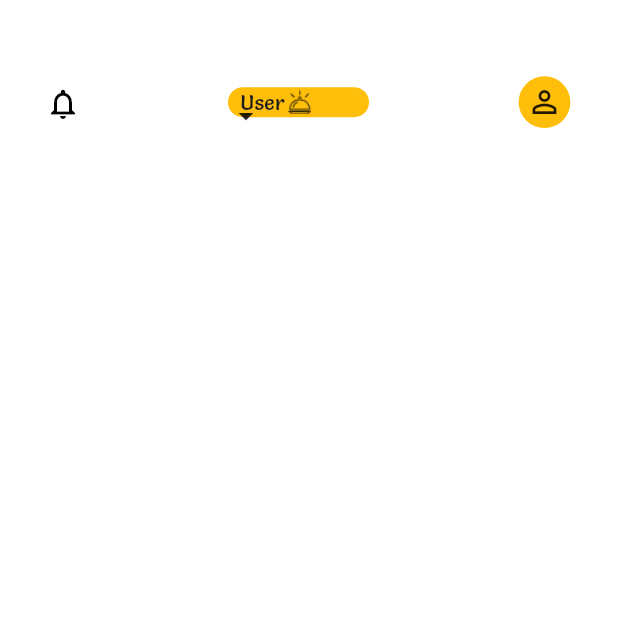
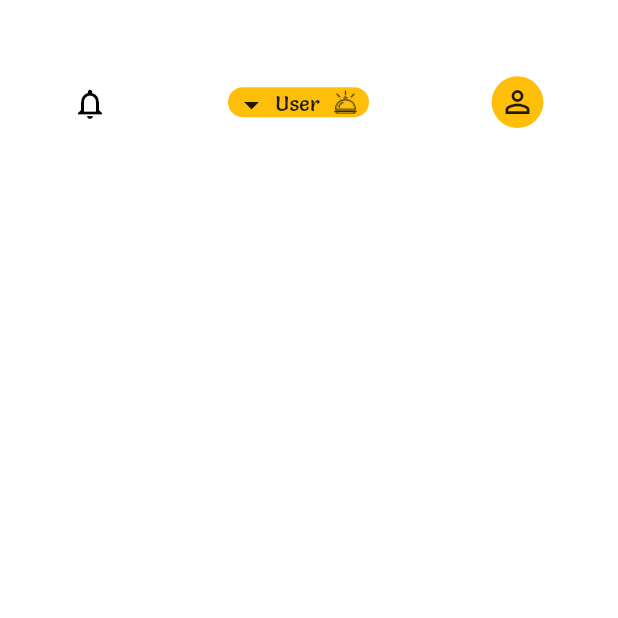
Before and after one commit to Abdelelah-PAL/foodlink, a Flutter app: the HomeScreen screen opened directly, on a phone screen of 412 x 824 dp, the top half of it. Run offline on Flutter 3.47's test engine with Material 3 defaults, Android fonts, the phone set to English and light mode, and no system bars; our stand-ins replace cloud_firestore, firebase_auth, firebase_core, get, shared_preferences; accounts and stored records are empty.

Commit message:
fiXing home screen header

```diff
--- a/lib/main.dart
+++ b/lib/main.dart
@@ -43,16 +43,16 @@ class _MyAppState extends State<MyApp> {
 
   @override
   Widget build(BuildContext context) {
-    if (_isLoading) {
-      return const Center(child: CircularProgressIndicator());
-    }
+
 
     return GetMaterialApp(
       debugShowCheckedModeBanner: false,
       theme: ThemeData(
         primarySwatch: Colors.blue,
       ),
-      home: const SplashScreen(),
+      home: _isLoading
+          ? const Scaffold(body: Center(child: CircularProgressIndicator()))
+          : const SplashScreen(),
     );
   }
 }
--- a/lib/providers/authentication_provider.dart
+++ b/lib/providers/authentication_provider.dart
@@ -1,5 +1,4 @@
 import 'package:flutter/cupertino.dart';
-import '../models/auth_data.dart';
 import '../services/auth_services.dart';
 import 'package:firebase_auth/firebase_auth.dart';
 
--- a/lib/providers/general_provider.dart
+++ b/lib/providers/general_provider.dart
@@ -1,4 +1,3 @@
-import 'package:firebase_auth/firebase_auth.dart';
 import 'package:flutter/cupertino.dart';
 import '../models/user_details.dart';
 
--- a/lib/providers/users_provider.dart
+++ b/lib/providers/users_provider.dart
@@ -22,10 +22,10 @@ class UsersProvider with ChangeNotifier {
     QuerySnapshot<Map<String, dynamic>> userQuery =
         await _us.getUserByRoleAndId(id, roleId);
     UserDetails user = UserDetails(
-        userId: userQuery.docs[0]!['userId'],
-        email: userQuery.docs[0]!['email'],
-        userTypeId: userQuery.docs[0]!['userTypeId'],
-        username: userQuery.docs[0]!['username']);
+        userId: userQuery.docs[0]['userId'],
+        email: userQuery.docs[0]['email'],
+        userTypeId: userQuery.docs[0]['userTypeId'],
+        username: userQuery.docs[0]['username']);
     return user;
   }
 // Future<void> getAllUsers() async {
--- a/lib/screens/auth_screens/widgets/custom_auth_btn.dart
+++ b/lib/screens/auth_screens/widgets/custom_auth_btn.dart
@@ -1,7 +1,6 @@
 import 'package:flutter/material.dart';
 import 'package:foodlink/core/constants/colors.dart';
 import 'package:foodlink/core/utils/size_config.dart';
-import 'package:foodlink/services/translation_services.dart';
 
 import '../../../core/constants/fonts.dart';
 
--- a/lib/screens/home_screen/home_screen.dart
+++ b/lib/screens/home_screen/home_screen.dart
@@ -3,6 +3,7 @@ import 'package:foodlink/core/constants/assets.dart';
 import 'package:foodlink/core/constants/colors.dart';
 import 'package:foodlink/core/constants/fonts.dart';
 import 'package:foodlink/providers/general_provider.dart';
+import 'package:foodlink/screens/home_screen/widgets/home_screen_header.dart';
 import 'package:foodlink/services/translation_services.dart';
 
 import '../../core/utils/size_config.dart';
@@ -12,71 +13,13 @@ class HomeScreen extends StatelessWidget {
 
   @override
   Widget build(BuildContext context) {
-    print(GeneralProvider().selectedUser!.userTypeId);
-    return Scaffold(
+    return  Scaffold(
       backgroundColor: AppColors.backgroundColor,
       body: Padding(
         padding: EdgeInsets.symmetric(
             vertical: SizeConfig.getProportionalHeight(56)),
         child: Column(
-          children: [
-            Row(
-              mainAxisAlignment: MainAxisAlignment.center,
-              children: [
-                SizedBox(
-                  width: SizeConfig.getProportionalWidth(24),
-                  height: SizeConfig.getProportionalHeight(24),
-                  child: const Icon(
-                      color: Colors.black, Icons.notifications_none_outlined),
-                ),
-                Container(
-                  width: SizeConfig.getProportionalWidth(94),
-                  height: SizeConfig.getProportionalHeight(22),
-                  margin: EdgeInsets.symmetric(
-                    horizontal: SizeConfig.getProportionalWidth(98),
-                  ),
-                  decoration: BoxDecoration(
-                    borderRadius: BorderRadius.circular(20),
-                    color: AppColors.primaryColor,
-                  ),
-                  child: Row(
-                    children: [
-                      SizedBox(
-                        width: SizeConfig.getProportionalWidth(8),
-                        height: SizeConfig.getProportionalHeight(6),
-                        child: const Icon(Icons.arrow_drop_down),
-                      ),
-                      Text(
-                        GeneralProvider().selectedUser!.userTypeId == 1
-                            ? TranslationService().translate("cooker")
-                            : TranslationService().translate("user"),
-                        style: TextStyle(
-                          fontFamily: AppFonts.primaryFont,
-                        ),
-                      ),
-                      SizedBox(
-                        width: SizeConfig.getProportionalWidth(20),
-                        height: SizeConfig.getProportionalHeight(18),
-                        child: Image.asset(
-                            GeneralProvider().selectedUser!.userTypeId == 1
-                                ? Assets.cookerBlack
-                                : Assets.userBlack),
-                      )
-                    ],
-                  ),
-                ),
-                Container(
-                  width: SizeConfig.getProportionalWidth(38),
-                  height: SizeConfig.getProportionalHeight(38),
-                  decoration: const BoxDecoration(
-                    shape: BoxShape.circle,
-                    color: AppColors.primaryColor,
-                  ),
-                  child: const Icon(Icons.person_outline_outlined),
-                )
-              ],
-            )
-          ],
+          children: [HomeScreenHeader()],
         ),
       ),
     );
--- /dev/null
+++ b/lib/screens/home_screen/widgets/home_screen_header.dart
@@ -0,0 +1,90 @@
+import 'package:flutter/material.dart';
+
+import '../../../core/constants/assets.dart';
+import '../../../core/constants/colors.dart';
+import '../../../core/constants/fonts.dart';
+import '../../../core/utils/size_config.dart';
+import '../../../providers/general_provider.dart';
+import '../../../services/translation_services.dart';
+
+class HomeScreenHeader extends StatelessWidget {
+  const HomeScreenHeader({super.key});
+
+  @override
+  Widget build(BuildContext context) {
+    return Padding(
+      padding: EdgeInsets.symmetric(
+          horizontal: SizeConfig.getProportionalWidth(20)),      child: Row(
+        mainAxisAlignment: MainAxisAlignment.center,
+        children: [
+          SizedBox(
+            width: SizeConfig.getProportionalWidth(24),
+            height: SizeConfig.getProportionalHeight(24),
+            child: const Icon(
+                color: Colors.black, Icons.notifications_none_outlined),
+          ),
+          Container(
+            width: SizeConfig.getProportionalWidth(94),
+            height: SizeConfig.getProportionalHeight(22),
+            margin: EdgeInsets.symmetric(
+              horizontal: SizeConfig.getProportionalWidth(80),
+            ),
+
+            decoration: BoxDecoration(
+              borderRadius: BorderRadius.circular(20),
+              color: AppColors.primaryColor,
+            ),
+            child: Row(
+              mainAxisAlignment: MainAxisAlignment.spaceBetween,
+              children: [
+                Expanded(
+                  child: Container(
+                    margin: EdgeInsets.only(
+                      bottom: SizeConfig.getProportionalHeight(20),
+                    ),
+                    width: SizeConfig.getProportionalWidth(8),
+                    height: SizeConfig.getProportionalHeight(6),
+                    child: const Icon(Icons.arrow_drop_down),
+                  ),
+                ),
+                Expanded(
+                  child: SizedBox(
+                    width: SizeConfig.getProportionalWidth(20),
+                    height: SizeConfig.getProportionalHeight(20),
+                    child: Text(
+                      GeneralProvider().selectedUser!.userTypeId == 1
+                          ? TranslationService().translate("cooker")
+                          : TranslationService().translate("user"),
+                      style: TextStyle(
+                        fontFamily: AppFonts.primaryFont,
+                      ),
+                    ),
+                  ),
+                ),
+                Expanded(
+                  child: SizedBox(
+                    width: SizeConfig.getProportionalWidth(20),
+                    height: SizeConfig.getProportionalHeight(18),
+                    child: Image.asset(
+                        GeneralProvider().selectedUser!.userTypeId == 1
+                            ? Assets.cookerBlack
+                            : Assets.userBlack),
+                  ),
+                )
+              ],
+            ),
+          ),
+          Container(
+            width: SizeConfig.getProportionalWidth(38),
+            height: SizeConfig.getProportionalHeight(38),
+            decoration: const BoxDecoration(
+              shape: BoxShape.circle,
+              color: AppColors.primaryColor,
+            ),
+            child: const Icon(Icons.person_outline_outlined),
+          )
+        ],
+      ),
+    );
+  }
+}
--- a/pubspec.yaml
+++ b/pubspec.yaml
@@ -31,6 +31,12 @@ dev_dependencies:
 
 
   flutter_lints: ^4.0.0
+  flutter_launcher_icons: ^0.13.1
+
+flutter_icons:
+  android: true
+  ios: true
+  image_path: "assets/images/launcher_icon.png"
 
 flutter:
   uses-material-design: true
```
Also changed, not shown: pubspec.lock, 28 other files.
